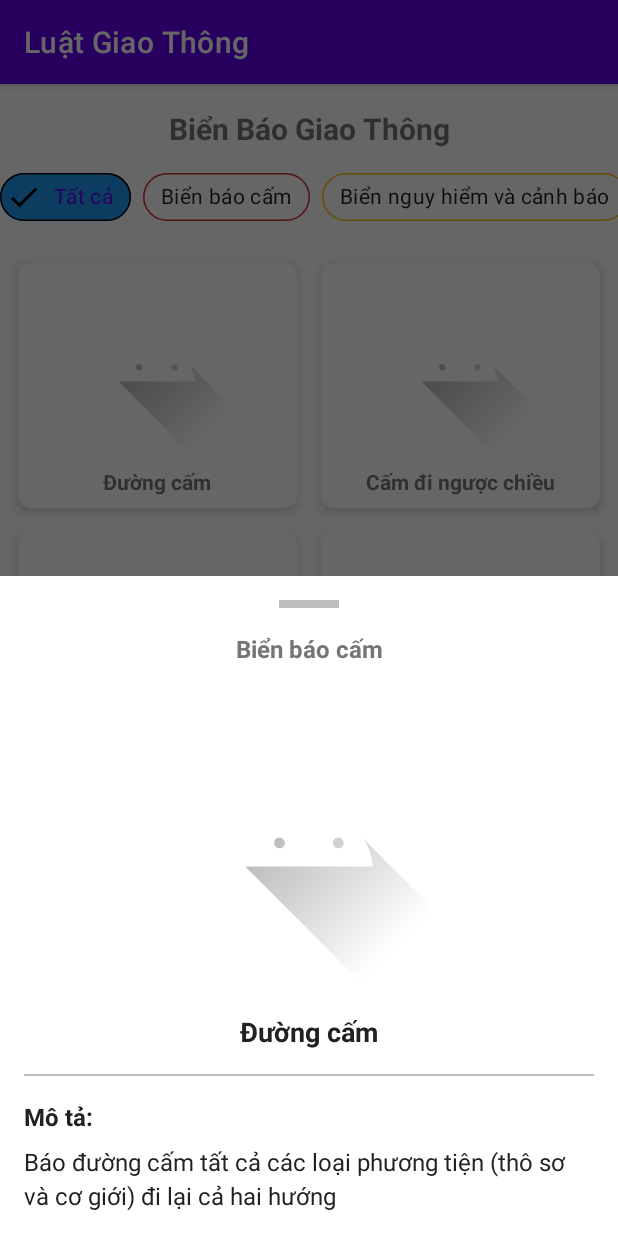
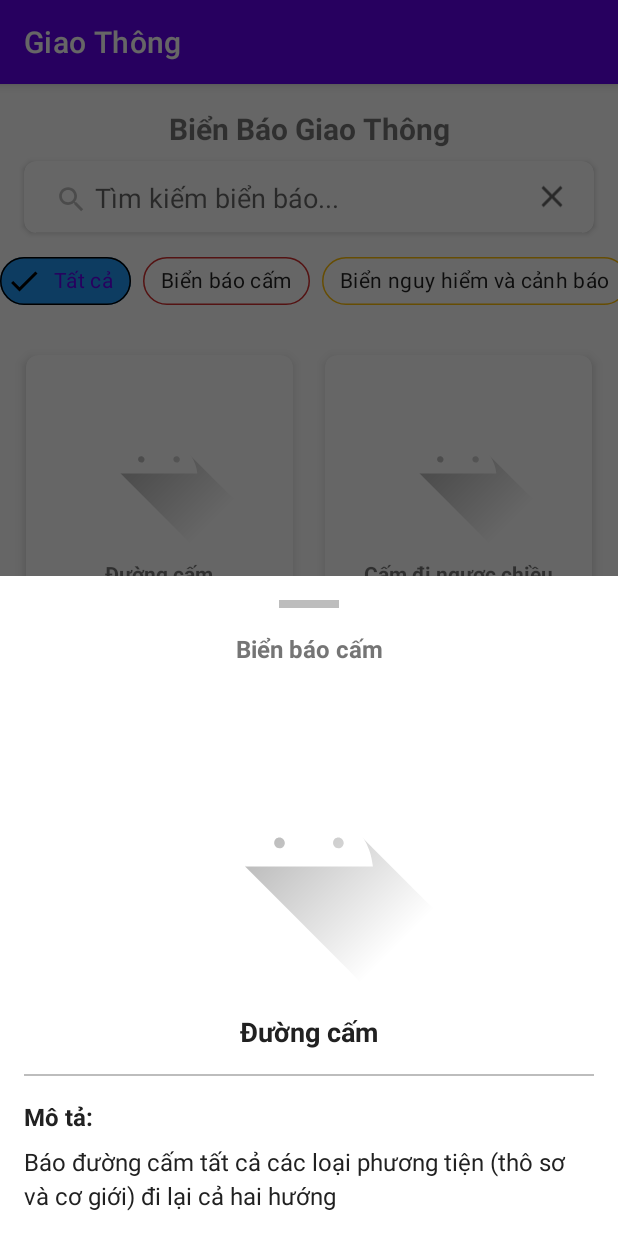
Before and after one commit to quocdat22/GiaoThongVietNam, an Android app: the screen it shows after launch (MainActivity), after a tap on "Đường cấm", on a phone screen of 412 x 824 dp. Run offline under Robolectric (Android 15) with nearby library versions, the phone set to English and light mode, and no system bars; pictures from the network do not load; 2 other taps on this screen came first.

Commit message:
tim kiem bien bao

```diff
--- a/app/src/main/java/com/example/giaothong/MainActivity.java
+++ b/app/src/main/java/com/example/giaothong/MainActivity.java
@@ -23,6 +23,13 @@
 import com.example.giaothong.viewmodel.TrafficSignViewModel;
 import com.google.android.material.chip.Chip;
 import com.google.android.material.chip.ChipGroup;
+import android.content.Context;
+import android.graphics.Rect;
+import android.widget.ImageView;
+import androidx.annotation.NonNull;
+import androidx.appcompat.widget.SearchView;
+
+import java.util.ArrayList;
 
 public class MainActivity extends AppCompatActivity {
 
@@ -48,10 +55,44 @@
         });
 
         // Initialize views
+        setupViews();
+
+        // Initialize ViewModel - use the proper constructor for Java
+        viewModel = new ViewModelProvider(this).get(TrafficSignViewModel.class);
+
+        // Set up adapter
+        adapter = new TrafficSignAdapter(this, new ArrayList<>());
+        adapter.setOnItemClickListener(this::showTrafficSignDetail);
+        recyclerView.setAdapter(adapter);
+
+        // Observe traffic signs
+        viewModel.getTrafficSigns().observe(this, trafficSigns -> {
+            adapter.setTrafficSigns(trafficSigns);
+            // Stop refreshing animation if it was started
+            if (swipeRefreshLayout.isRefreshing()) {
+                swipeRefreshLayout.setRefreshing(false);
+            }
+
+            // Show/hide empty state if needed
+            if (trafficSigns.isEmpty()) {
+                textEmptyState.setVisibility(View.VISIBLE);
+                recyclerView.setVisibility(View.GONE);
+            } else {
+                textEmptyState.setVisibility(View.GONE);
+                recyclerView.setVisibility(View.VISIBLE);
+            }
+        });
+    }
+
+    private void setupViews() {
         recyclerView = findViewById(R.id.recyclerViewSigns);
         swipeRefreshLayout = findViewById(R.id.swipeRefreshLayout);
         chipGroupCategories = findViewById(R.id.chipGroupCategories);
         textEmptyState = findViewById(R.id.textEmptyState);
+        SearchView searchView = findViewById(R.id.searchView);
+
+        // Hiển thị thông báo trống phù hợp
+        textEmptyState.setText(R.string.no_signs_found);
 
         // Khởi tạo các chip lọc
         chipAll = findViewById(R.id.chipAll);
@@ -61,59 +102,58 @@
         chipChiDan = findViewById(R.id.chipChiDan);
         chipPhu = findViewById(R.id.chipPhu);
 
-        // Set up chips với màu sắc tương ứng
+        // Thiết lập màu sắc cho các chip
         setupChips();
 
-        // Set up RecyclerView
-        recyclerView.setLayoutManager(new GridLayoutManager(this, 2)); // 2 columns
+        // Thiết lập bộ lọc danh mục
+        setupCategoryFilter();
 
-        // Set up SwipeRefreshLayout
+        // Thiết lập RecyclerView
+        recyclerView.setLayoutManager(new GridLayoutManager(this, 2));
+        recyclerView.addItemDecoration(new GridSpacingItemDecoration(2, 8, true));
+
+        // Thiết lập SwipeRefreshLayout
         swipeRefreshLayout.setColorSchemeResources(
-                android.R.color.holo_blue_bright,
-                android.R.color.holo_green_light,
-                android.R.color.holo_orange_light,
-                android.R.color.holo_red_light
+                R.color.colorPrimary,
+                R.color.colorCam,
+                R.color.colorNguyHiem,
+                R.color.colorHieuLenh
         );
 
         swipeRefreshLayout.setOnRefreshListener(() -> {
-            // Khi người dùng vuốt để làm mới
-            if (viewModel != null) {
-                viewModel.refreshTrafficSigns();
-                Toast.makeText(MainActivity.this, "Đang làm mới dữ liệu...", Toast.LENGTH_SHORT).show();
+            viewModel.refreshTrafficSigns();
+            Toast.makeText(this, R.string.refreshing_data, Toast.LENGTH_SHORT).show();
+        });
+
+        // Thiết lập SearchView
+        searchView.setQueryHint(getString(R.string.search_hint));
+        searchView.setOnQueryTextListener(new SearchView.OnQueryTextListener() {
+            @Override
+            public boolean onQueryTextSubmit(String query) {
+                viewModel.setSearchQuery(query);
+                return true;
+            }
+
+            @Override
+            public boolean onQueryTextChange(String newText) {
+                viewModel.setSearchQuery(newText);
+                return true;
             }
         });
 
-        // Initialize ViewModel - use the proper constructor for Java
-        viewModel = new ViewModelProvider(this).get(TrafficSignViewModel.class);
-
-        // Observe traffic sign data
-        viewModel.getTrafficSigns().observe(this, trafficSigns -> {
-            // Create and set adapter when data is available
-            adapter = new TrafficSignAdapter(this, trafficSigns);
-
-            // Set item click listener
-            adapter.setOnItemClickListener((trafficSign, position) -> {
-                // Hiển thị chi tiết biển báo trong bottom sheet
-                showTrafficSignDetails(trafficSign);
-            });
-
-            recyclerView.setAdapter(adapter);
-
-            // Cập nhật trạng thái UI
-            updateStatusUI(trafficSigns.size());
-
-            // Dừng hiệu ứng làm mới nếu đang hoạt động
-            if (swipeRefreshLayout.isRefreshing()) {
-                swipeRefreshLayout.setRefreshing(false);
-            }
+        // Thiết lập nút xóa tìm kiếm
+        ImageView clearButton = searchView.findViewById(androidx.appcompat.R.id.search_close_btn);
+        clearButton.setOnClickListener(v -> {
+            searchView.setQuery("", false);
+            searchView.clearFocus();
+            viewModel.setSearchQuery("");
         });
     }
 
     /**
-     * Thiết lập các chips lọc
+     * Thiết lập màu sắc cho các chip
      */
     private void setupChips() {
-        // Thiết lập màu sắc cho text khi được chọn
         chipAll.setCheckedIconVisible(true);
 
         chipCam.setCheckedIconVisible(true);
@@ -130,7 +170,12 @@
 
         chipPhu.setCheckedIconVisible(true);
         chipPhu.setChipStrokeColorResource(R.color.colorPhu);
+    }
 
+    /**
+     * Thiết lập bộ lọc danh mục cho các chip
+     */
+    private void setupCategoryFilter() {
         // Xử lý sự kiện chọn chip
         chipGroupCategories.setOnCheckedChangeListener((group, checkedId) -> {
             if (checkedId == View.NO_ID) {
@@ -161,28 +206,48 @@
     }
 
     /**
-     * Cập nhật trạng thái UI dựa trên số biển báo hiển thị
-     * @param signCount Số biển báo hiện đang hiển thị
+     * Hiển thị chi tiết biển báo trong bottom sheet
      */
-    private void updateStatusUI(int signCount) {
-        if (textEmptyState != null) {
-            if (signCount == 0) {
-                // Hiển thị trạng thái trống
-                textEmptyState.setVisibility(View.VISIBLE);
-                recyclerView.setVisibility(View.GONE);
+    private void showTrafficSignDetail(TrafficSign trafficSign, int position) {
+        TrafficSignDetailBottomSheet bottomSheet = TrafficSignDetailBottomSheet.newInstance(trafficSign);
+        bottomSheet.show(getSupportFragmentManager(), "traffic_sign_detail");
+    }
+
+    /**
+     * Lớp tạo khoảng cách giữa các item trong RecyclerView dạng Grid
+     */
+    private class GridSpacingItemDecoration extends RecyclerView.ItemDecoration {
+        private final int spanCount;
+        private final int spacing;
+        private final boolean includeEdge;
+
+        public GridSpacingItemDecoration(int spanCount, int spacing, boolean includeEdge) {
+            this.spanCount = spanCount;
+            this.spacing = spacing;
+            this.includeEdge = includeEdge;
+        }
+
+        @Override
+        public void getItemOffsets(@NonNull Rect outRect, @NonNull View view,
+                                   @NonNull RecyclerView parent, @NonNull RecyclerView.State state) {
+            int position = parent.getChildAdapterPosition(view);
+            int column = position % spanCount;
+
+            if (includeEdge) {
+                outRect.left = spacing - column * spacing / spanCount;
+                outRect.right = (column + 1) * spacing / spanCount;
+
+                if (position < spanCount) {
+                    outRect.top = spacing;
+                }
+                outRect.bottom = spacing;
             } else {
-                // Hiển thị danh sách
-                textEmptyState.setVisibility(View.GONE);
-                recyclerView.setVisibility(View.VISIBLE);
+                outRect.left = column * spacing / spanCount;
+                outRect.right = spacing - (column + 1) * spacing / spanCount;
+                if (position >= spanCount) {
+                    outRect.top = spacing;
+                }
             }
         }
     }
-
-    /**
-     * Hiển thị chi tiết biển báo trong bottom sheet
-     */
-    private void showTrafficSignDetails(TrafficSign trafficSign) {
-        TrafficSignDetailBottomSheet bottomSheet = TrafficSignDetailBottomSheet.newInstance(trafficSign);
-        bottomSheet.show(getSupportFragmentManager(), "traffic_sign_detail");
-    }
 }
--- a/app/src/main/java/com/example/giaothong/adapter/TrafficSignAdapter.java
+++ b/app/src/main/java/com/example/giaothong/adapter/TrafficSignAdapter.java
@@ -40,6 +40,16 @@
 
     public void setOnItemClickListener(OnItemClickListener listener) {
         this.listener = listener;
+    }
+
+    /**
+     * Cập nhật danh sách biển báo
+     * @param newTrafficSigns Danh sách biển báo mới
+     */
+    public void setTrafficSigns(List<TrafficSign> newTrafficSigns) {
+        this.trafficSigns.clear();
+        this.trafficSigns.addAll(newTrafficSigns);
+        notifyDataSetChanged();
     }
 
     @NonNull
--- a/app/src/main/java/com/example/giaothong/viewmodel/TrafficSignViewModel.java
+++ b/app/src/main/java/com/example/giaothong/viewmodel/TrafficSignViewModel.java
@@ -10,6 +10,7 @@
 
 import java.util.ArrayList;
 import java.util.List;
+import java.util.Locale;
 
 /**
  * ViewModel để quản lý dữ liệu biển báo
@@ -25,6 +26,9 @@
     // Danh mục hiện tại được chọn để lọc
     private String currentCategory = "";
 
+    // Từ khóa tìm kiếm hiện tại
+    private String currentSearchQuery = "";
+
     private final TrafficSignRepository repository;
 
     public TrafficSignViewModel() {
@@ -32,7 +36,7 @@
 
         // Thêm source cho MediatorLiveData
         filteredTrafficSigns.addSource(originalTrafficSigns, trafficSigns -> {
-            applyFilter(currentCategory);
+            applyFilters(currentCategory, currentSearchQuery);
         });
 
         loadTrafficSigns();
@@ -69,30 +73,51 @@
         }
 
         currentCategory = category;
-        applyFilter(currentCategory);
+        applyFilters(currentCategory, currentSearchQuery);
+    }
+
+    /**
+     * Thiết lập từ khóa tìm kiếm
+     * @param query Từ khóa tìm kiếm, để trống để hiển thị tất cả
+     */
+    public void setSearchQuery(String query) {
+        if (query == null) {
+            query = "";
+        }
+
+        currentSearchQuery = query.toLowerCase(Locale.getDefault());
+        applyFilters(currentCategory, currentSearchQuery);
     }
 
     /**
      * Áp dụng bộ lọc vào danh sách biển báo
      * @param category Danh mục cần lọc
+     * @param searchQuery Từ khóa tìm kiếm
      */
-    private void applyFilter(String category) {
+    private void applyFilters(String category, String searchQuery) {
         List<TrafficSign> allSigns = originalTrafficSigns.getValue();
 
         if (allSigns == null) {
             return;
         }
 
-        // Nếu không có danh mục, hiển thị tất cả
-        if (category.isEmpty()) {
+        // Tạo danh sách kết quả
+        List<TrafficSign> filtered = new ArrayList<>();
+
+        // Nếu không có điều kiện lọc, hiển thị tất cả
+        if (category.isEmpty() && searchQuery.isEmpty()) {
             filteredTrafficSigns.setValue(allSigns);
             return;
         }
 
-        // Lọc theo danh mục
-        List<TrafficSign> filtered = new ArrayList<>();
+        // Lọc dữ liệu
         for (TrafficSign sign : allSigns) {
-            if (sign.getCategory().equals(category)) {
+            boolean matchesCategory = category.isEmpty() || sign.getCategory().equals(category);
+            boolean matchesQuery = searchQuery.isEmpty() ||
+                                  sign.getName().toLowerCase(Locale.getDefault()).contains(searchQuery) ||
+                                  sign.getDescription().toLowerCase(Locale.getDefault()).contains(searchQuery);
+
+            if (matchesCategory && matchesQuery) {
                 filtered.add(sign);
             }
         }
--- /dev/null
+++ b/app/src/main/res/drawable/ic_clear.xml
@@ -0,0 +1,10 @@
+<vector xmlns:android="http://schemas.android.com/apk/res/android"
+    android:width="24dp"
+    android:height="24dp"
+    android:viewportWidth="24"
+    android:viewportHeight="24"
+    android:tint="?attr/colorControlNormal">
+  <path
+      android:fillColor="@android:color/white"
+      android:pathData="M19,6.41L17.59,5 12,10.59 6.41,5 5,6.41 10.59,12 5,17.59 6.41,19 12,13.41 17.59,19 19,17.59 13.41,12z"/>
+</vector>
--- /dev/null
+++ b/app/src/main/res/drawable/ic_search.xml
@@ -0,0 +1,10 @@
+<vector xmlns:android="http://schemas.android.com/apk/res/android"
+    android:width="24dp"
+    android:height="24dp"
+    android:viewportWidth="24"
+    android:viewportHeight="24"
+    android:tint="?attr/colorControlNormal">
+  <path
+      android:fillColor="@android:color/white"
+      android:pathData="M15.5,14h-0.79l-0.28,-0.27C15.41,12.59 16,11.11 16,9.5 16,5.91 13.09,3 9.5,3S3,5.91 3,9.5 5.91,16 9.5,16c1.61,0 3.09,-0.59 4.23,-1.57l0.27,0.28v0.79l5,4.99L20.49,19l-4.99,-5zM9.5,14C7.01,14 5,11.99 5,9.5S7.01,5 9.5,5 14,7.01 14,9.5 11.99,14 9.5,14z"/>
+</vector>
--- a/app/src/main/res/layout/activity_main.xml
+++ b/app/src/main/res/layout/activity_main.xml
@@ -19,6 +19,30 @@
         app:layout_constraintStart_toStartOf="parent"
         app:layout_constraintTop_toTopOf="parent" />
 
+    <androidx.cardview.widget.CardView
+        android:id="@+id/cardSearch"
+        android:layout_width="0dp"
+        android:layout_height="wrap_content"
+        android:layout_marginStart="16dp"
+        android:layout_marginTop="8dp"
+        android:layout_marginEnd="16dp"
+        app:cardCornerRadius="8dp"
+        app:cardElevation="2dp"
+        app:layout_constraintEnd_toEndOf="parent"
+        app:layout_constraintStart_toStartOf="parent"
+        app:layout_constraintTop_toBottomOf="@+id/textTitle">
+
+        <androidx.appcompat.widget.SearchView
+            android:id="@+id/searchView"
+            android:layout_width="match_parent"
+            android:layout_height="wrap_content"
+            android:background="@android:color/transparent"
+            android:iconifiedByDefault="false"
+            app:queryHint="@string/search_hint"
+            app:closeIcon="@drawable/ic_clear"
+            app:searchIcon="@drawable/ic_search" />
+    </androidx.cardview.widget.CardView>
+
     <HorizontalScrollView
         android:id="@+id/scrollViewCategories"
         android:layout_width="0dp"
@@ -27,7 +51,7 @@
         android:scrollbars="none"
         app:layout_constraintEnd_toEndOf="parent"
         app:layout_constraintStart_toStartOf="parent"
-        app:layout_constraintTop_toBottomOf="@+id/textTitle">
+        app:layout_constraintTop_toBottomOf="@+id/cardSearch">
 
         <com.google.android.material.chip.ChipGroup
             android:id="@+id/chipGroupCategories"
@@ -42,42 +66,42 @@
                 android:layout_width="wrap_content"
                 android:layout_height="wrap_content"
                 android:checked="true"
-                android:text="Tất cả" />
+                android:text="@string/category_all" />
 
             <com.google.android.material.chip.Chip
                 android:id="@+id/chipCam"
                 style="@style/CategoryChip"
                 android:layout_width="wrap_content"
                 android:layout_height="wrap_content"
-                android:text="Biển báo cấm" />
+                android:text="@string/category_prohibitory" />
 
             <com.google.android.material.chip.Chip
                 android:id="@+id/chipNguyHiem"
                 style="@style/CategoryChip"
                 android:layout_width="wrap_content"
                 android:layout_height="wrap_content"
-                android:text="Biển nguy hiểm và cảnh báo" />
+                android:text="@string/category_warning" />
 
             <com.google.android.material.chip.Chip
                 android:id="@+id/chipHieuLenh"
                 style="@style/CategoryChip"
                 android:layout_width="wrap_content"
                 android:layout_height="wrap_content"
-                android:text="Biển hiệu lệnh" />
+                android:text="@string/category_mandatory" />
 
             <com.google.android.material.chip.Chip
                 android:id="@+id/chipChiDan"
                 style="@style/CategoryChip"
                 android:layout_width="wrap_content"
                 android:layout_height="wrap_content"
-                android:text="Biển chỉ dẫn" />
+                android:text="@string/category_guide" />
 
             <com.google.android.material.chip.Chip
                 android:id="@+id/chipPhu"
                 style="@style/CategoryChip"
                 android:layout_width="wrap_content"
                 android:layout_height="wrap_content"
-                android:text="Biển phụ" />
+                android:text="@string/category_auxiliary" />
         </com.google.android.material.chip.ChipGroup>
     </HorizontalScrollView>
 
--- a/app/src/main/res/values/strings.xml
+++ b/app/src/main/res/values/strings.xml
@@ -1,10 +1,14 @@
 <resources>
-    <string name="app_name">Luật Giao Thông</string>
+    <string name="app_name">Giao Thông</string>
     <string name="title_traffic_signs">Biển Báo Giao Thông</string>
     <string name="title_traffic_law">Luật Giao Thông</string>
-    <string name="search_hint">Tìm kiếm...</string>
+    <string name="no_signs_found">Không tìm thấy biển báo nào</string>
+    <string name="search_hint">Tìm kiếm biển báo...</string>
+    <string name="refreshing_data">Đang làm mới dữ liệu...</string>
+    <string name="category_all">Tất cả</string>
     <string name="category_prohibitory">Biển báo cấm</string>
-    <string name="category_warning">Biển báo nguy hiểm</string>
-    <string name="category_mandatory">Biển báo hiệu lệnh</string>
-    <string name="category_guide">Biển báo chỉ dẫn</string>
+    <string name="category_warning">Biển nguy hiểm và cảnh báo</string>
+    <string name="category_mandatory">Biển hiệu lệnh</string>
+    <string name="category_guide">Biển chỉ dẫn</string>
+    <string name="category_auxiliary">Biển phụ</string>
 </resources>
```
